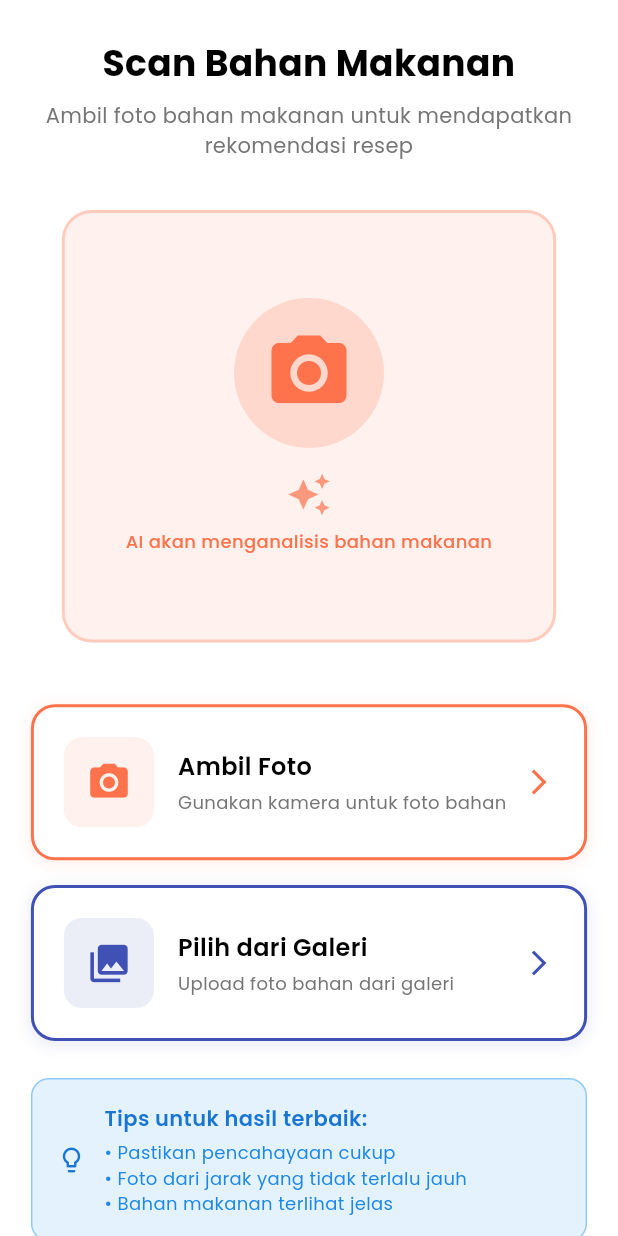
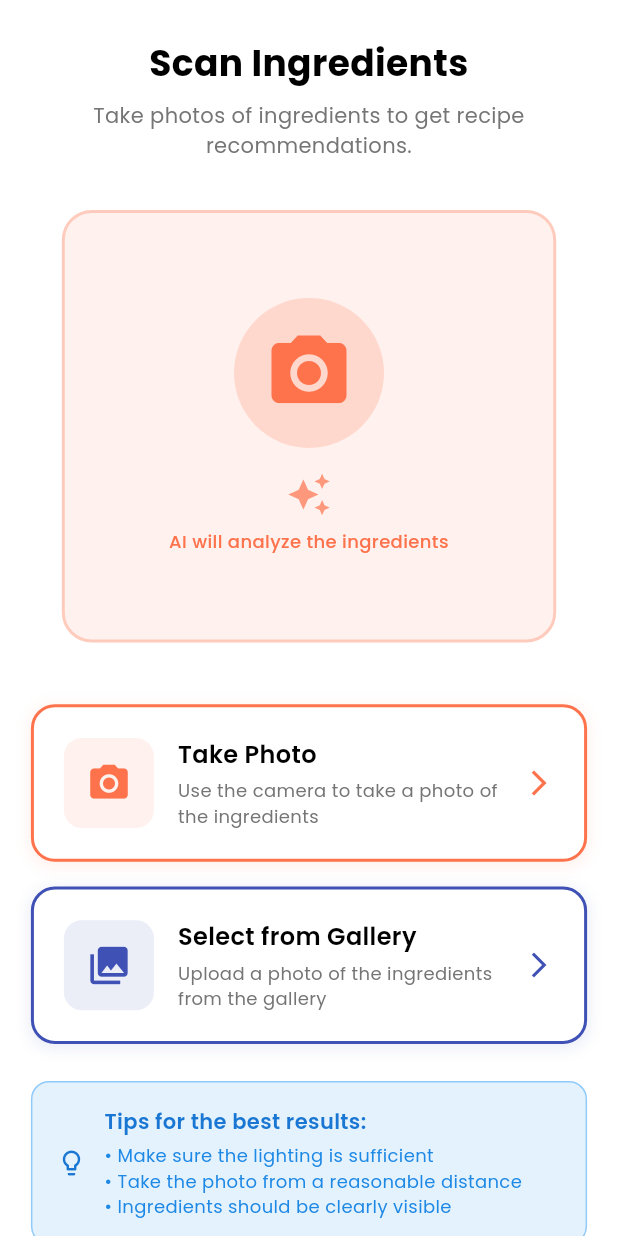
Before and after one commit to Resep-in/resepin-app, a Flutter app: the ScanPage screen opened directly, on a phone screen of 412 x 824 dp. Run offline on Flutter 3.47's test engine with Material 3 defaults, Android fonts, the phone set to English and light mode, and no system bars; our stand-ins replace get, google_fonts, image_picker, persistent_bottom_nav_bar_v2, shared_preferences; accounts and stored records are empty.

Commit message:
feat(scan): en

```diff
--- a/lib/pages/scan_page.dart
+++ b/lib/pages/scan_page.dart
@@ -38,7 +38,7 @@ class _ScanPageState extends State<ScanPage> {
 
                 // Header
                 Text(
-                  "Scan Bahan Makanan",
+                  "Scan Ingredients",
                   style: GoogleFonts.poppins(
                     fontSize: 24,
                     fontWeight: FontWeight.w700,
@@ -50,7 +50,7 @@ class _ScanPageState extends State<ScanPage> {
                 SizedBox(height: height * 0.01),
 
                 Text(
-                  "Ambil foto bahan makanan untuk mendapatkan rekomendasi resep",
+                  "Take photos of ingredients to get recipe recommendations.",
                   style: GoogleFonts.poppins(
                     fontSize: 14,
                     fontWeight: FontWeight.w400,
@@ -109,7 +109,7 @@ class _ScanPageState extends State<ScanPage> {
                       SizedBox(height: 8),
 
                       Text(
-                        "AI akan menganalisis bahan makanan",
+                        "AI will analyze the ingredients",
                         style: GoogleFonts.poppins(
                           fontSize: 12,
                           fontWeight: FontWeight.w500,
@@ -126,8 +126,8 @@ class _ScanPageState extends State<ScanPage> {
                 // Scan options
                 _buildScanOption(
                   icon: Icons.camera_alt,
-                  title: "Ambil Foto",
-                  subtitle: "Gunakan kamera untuk foto bahan",
+                  title: "Take Photo",
+                  subtitle: "Use the camera to take a photo of the ingredients",
                   color: AppColors.primary,
                   onTap: _isLocalLoading ? null : () => _openCamera(),
                   isDisabled: _isLocalLoading,
@@ -137,8 +137,8 @@ class _ScanPageState extends State<ScanPage> {
 
                 _buildScanOption(
                   icon: Icons.photo_library,
-                  title: "Pilih dari Galeri",
-                  subtitle: "Upload foto bahan dari galeri",
+                  title: "Select from Gallery",
+                  subtitle: "Upload a photo of the ingredients from the gallery",
                   color: Colors.indigo,
                   onTap: _isLocalLoading ? null : () => _openGallery(),
                   isDisabled: _isLocalLoading,
@@ -167,7 +167,7 @@ class _ScanPageState extends State<ScanPage> {
                           crossAxisAlignment: CrossAxisAlignment.start,
                           children: [
                             Text(
-                              "Tips untuk hasil terbaik:",
+                              "Tips for the best results:",
                               style: GoogleFonts.poppins(
                                 fontSize: 14,
                                 fontWeight: FontWeight.w600,
@@ -176,7 +176,7 @@ class _ScanPageState extends State<ScanPage> {
                             ),
                             SizedBox(height: 4),
                             Text(
-                              "• Pastikan pencahayaan cukup\n• Foto dari jarak yang tidak terlalu jauh\n• Bahan makanan terlihat jelas",
+                              "• Make sure the lighting is sufficient\n• Take the photo from a reasonable distance\n• Ingredients should be clearly visible",
                               style: GoogleFonts.poppins(
                                 fontSize: 12,
                                 fontWeight: FontWeight.w400,
@@ -292,7 +292,7 @@ class _ScanPageState extends State<ScanPage> {
       print('Error opening camera: $e');
       Get.snackbar(
         'Error',
-        'Gagal membuka kamera. Periksa izin akses kamera.',
+        'Failed to open camera. Check camera access permissions.',
         backgroundColor: Colors.red,
         colorText: Colors.white,
         snackPosition: SnackPosition.TOP,
@@ -316,7 +316,7 @@ class _ScanPageState extends State<ScanPage> {
       print('Error opening gallery: $e');
       Get.snackbar(
         'Error',
-        'Gagal membuka galeri. Periksa izin akses penyimpanan.',
+        'Failed to open gallery. Check storage access permissions.',
         backgroundColor: Colors.red,
         colorText: Colors.white,
         snackPosition: SnackPosition.TOP,
@@ -329,7 +329,7 @@ class _ScanPageState extends State<ScanPage> {
       _isLocalLoading = true;
     });
 
-    _showLoadingDialog("AI sedang menganalisis gambar dan mencari resep...");
+    _showLoadingDialog("AI is analyzing the image and searching for recipes...");
 
     Future.microtask(() async {
       bool success = await _recipeController.getRecipeRecommendations(imageFile);
```
